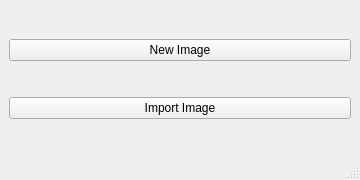
Qt form Ink/menu.ui (ErnestsEida/project-ink) before a commit.
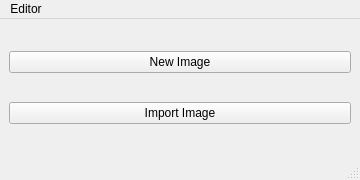
The same form after that commit.

Diff of the .ui file:
```diff
--- a/Ink/menu.ui
+++ b/Ink/menu.ui
@@ -41,6 +41,13 @@
      <height>22</height>
     </rect>
    </property>
+   <widget class="QMenu" name="menuEditor">
+    <property name="title">
+     <string>Editor</string>
+    </property>
+    <addaction name="actionOptions"/>
+   </widget>
+   <addaction name="menuEditor"/>
   </widget>
  </widget>
  <resources/>
```
Left out of the diff: 5 changed lines with no effect on the pictures.
